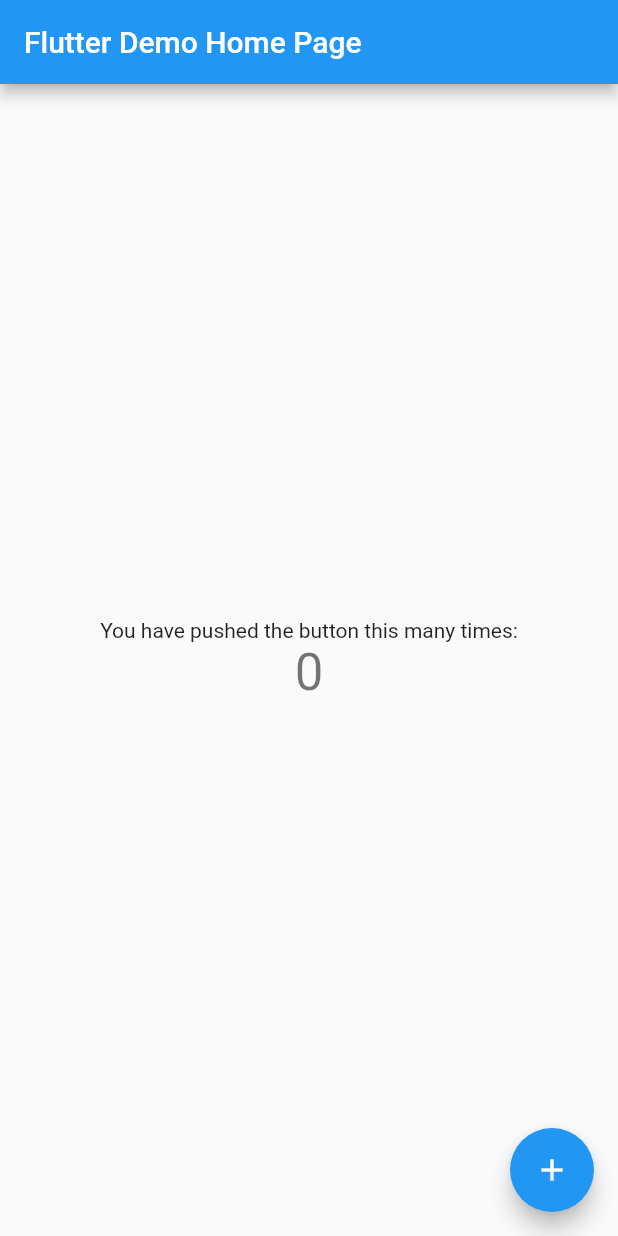
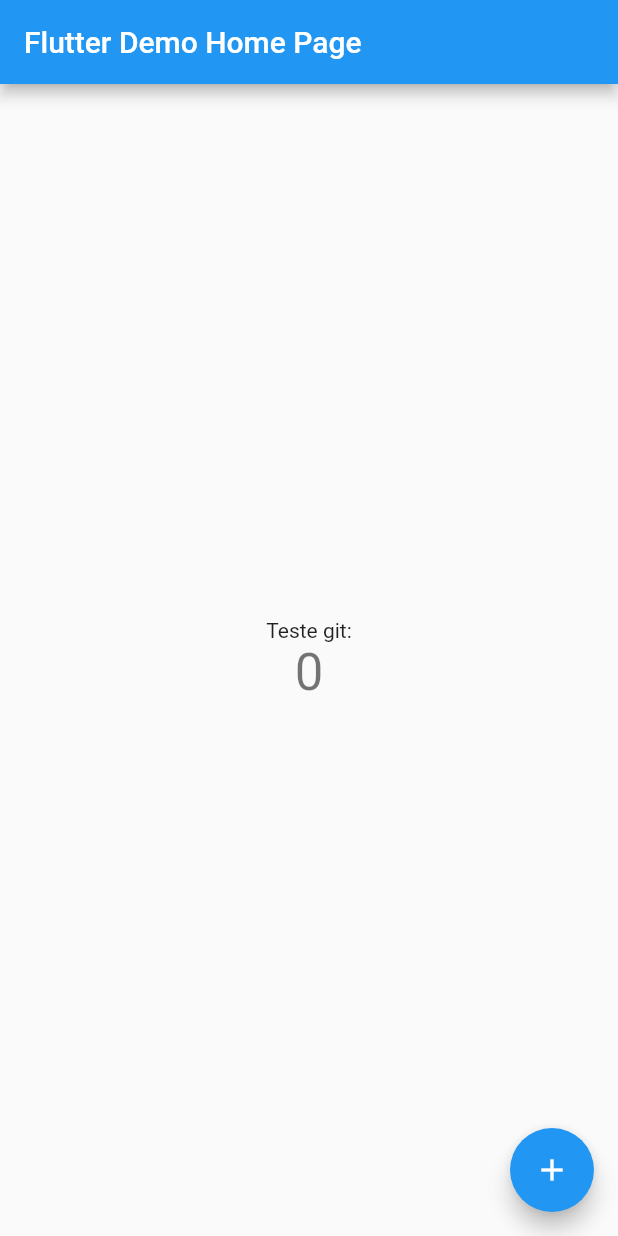
Before and after one commit to aline-assis/curso-flutter, a Flutter app: the screen it shows after launch, on a phone screen of 412 x 824 dp. Run offline on Flutter 3.47's test engine with Material 2 defaults, Android fonts, the phone set to English and light mode, and no system bars.

Commit message:
testando git

```diff
--- a/lib/main.dart
+++ b/lib/main.dart
@@ -94,7 +94,7 @@ class _MyHomePageState extends State<MyHomePage> {
           mainAxisAlignment: MainAxisAlignment.center,
           children: <Widget>[
             Text(
-              'You have pushed the button this many times:',
+              'Teste git:',
             ),
             Text(
               '$_counter',
```
